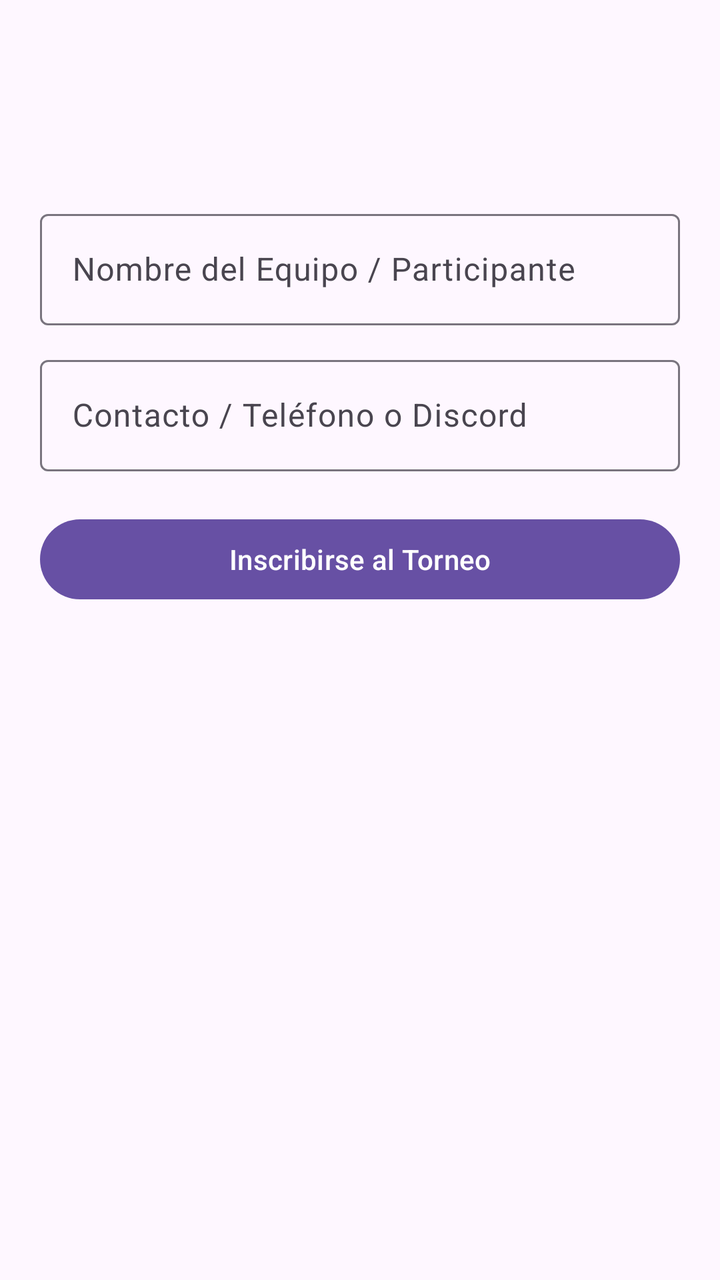
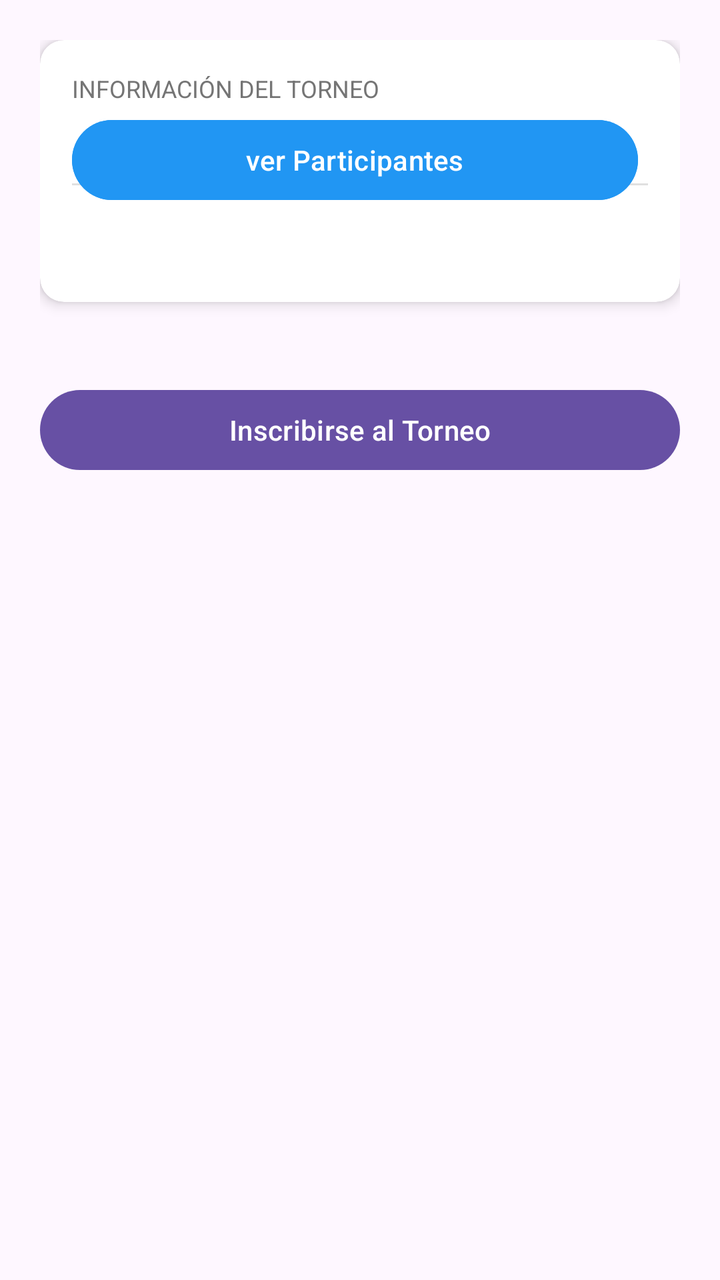

An Android layout rendered at two revisions. The XML below is the earlier revision; the diff shows what the commit changed to produce the second picture.
<!-- AndroidManifest.xml: application theme Theme.AdministracionDeTornerosElectronicos -->
<!-- res/layout/fragment_detalle_torneo.xml -->
<?xml version="1.0" encoding="utf-8"?>
<ScrollView xmlns:android="http://schemas.android.com/apk/res/android"
    android:layout_width="match_parent"
    android:layout_height="match_parent"
    android:padding="20dp">

    <LinearLayout
        android:layout_width="match_parent"
        android:layout_height="wrap_content"
        android:orientation="vertical">

        <TextView
            android:id="@+id/tvNombreDetalle"
            android:layout_width="match_parent"
            android:layout_height="wrap_content"
            android:textSize="22sp"
            android:textStyle="bold"
            android:textColor="@color/black" />

        <TextView
            android:id="@+id/tvInfoDetalle"
            android:layout_width="match_parent"
            android:layout_height="wrap_content"
            android:layout_marginTop="12dp"
            android:textSize="15sp" />

        
        <com.google.android.material.textfield.TextInputLayout
            android:id="@+id/tilNombreEquipo"
            android:layout_width="match_parent"
            android:layout_height="wrap_content"
            android:layout_marginTop="20dp"
            android:hint="Nombre del Equipo / Participante">

            <com.google.android.material.textfield.TextInputEditText
                android:id="@+id/etNombreEquipo"
                android:layout_width="match_parent"
                android:layout_height="wrap_content" />
        </com.google.android.material.textfield.TextInputLayout>

        <com.google.android.material.textfield.TextInputLayout
            android:id="@+id/tilContacto"
            android:layout_width="match_parent"
            android:layout_height="wrap_content"
            android:layout_marginTop="12dp"
            android:hint="Contacto / Teléfono o Discord">

            <com.google.android.material.textfield.TextInputEditText
                android:id="@+id/etContacto"
                android:layout_width="match_parent"
                android:layout_height="wrap_content" />
        </com.google.android.material.textfield.TextInputLayout>

        <LinearLayout
            android:id="@+id/layoutBotonesCreador"
            android:layout_width="match_parent"
            android:layout_height="wrap_content"
            android:orientation="horizontal"
            android:layout_marginTop="20dp"
            android:visibility="gone">

            <Button
                android:id="@+id/btnEditar"
                android:layout_width="0dp"
                android:layout_height="wrap_content"
                android:layout_weight="1"
                android:text="Editar Torneo"
                android:layout_marginEnd="5dp"/>
            
            <Button
                android:id="@+id/btnEliminar"
                android:layout_width="0dp"
                android:layout_height="wrap_content"
                android:layout_weight="1"
                android:text="Eliminar"
                android:backgroundTint="#F44336"
                android:layout_marginStart="5dp"/>
        </LinearLayout>

        <LinearLayout
            android:id="@+id/layoutBotonesInscripcion"
            android:layout_width="match_parent"
            android:layout_height="wrap_content"
            android:orientation="horizontal"
            android:layout_marginTop="20dp">

            <Button
                android:id="@+id/btnInscribirme"
                android:layout_width="0dp"
                android:layout_height="wrap_content"
                android:layout_weight="1"
                android:text="Inscribirse al Torneo" />

            <Button
                android:id="@+id/btnSalirTorneo"
                android:layout_width="0dp"
                android:layout_height="wrap_content"
                android:layout_weight="1"
                android:text="Salir del Torneo"
                android:backgroundTint="#F44336"
                android:layout_marginStart="10dp"
                android:visibility="gone" />
        </LinearLayout>

    </LinearLayout>
</ScrollView>
<!-- resources referenced by this layout -->
<resources>
  <color name="black">#FF000000</color>
  <style name="Theme.AdministracionDeTornerosElectronicos" parent="Base.Theme.AdministracionDeTornerosElectronicos" />
  <style name="Base.Theme.AdministracionDeTornerosElectronicos" parent="Theme.Material3.DayNight.NoActionBar">
          
          
      </style>
</resources>

<!-- the commit's change to res/layout/fragment_detalle_torneo.xml (unified diff, before → after) -->
@@ -2,6 +2,7 @@
 <ScrollView xmlns:android="http://schemas.android.com/apk/res/android"
     android:layout_width="match_parent"
     android:layout_height="match_parent"
+    xmlns:app="http://schemas.android.com/apk/res-auto"
     android:padding="20dp">
 
     <LinearLayout
@@ -9,47 +10,72 @@
         android:layout_height="wrap_content"
         android:orientation="vertical">
 
-        <TextView
-            android:id="@+id/tvNombreDetalle"
+        <androidx.cardview.widget.CardView
             android:layout_width="match_parent"
             android:layout_height="wrap_content"
-            android:textSize="22sp"
-            android:textStyle="bold"
-            android:textColor="@color/black" />
+            app:cardCornerRadius="12dp"
+            app:cardElevation="4dp"
+            app:contentPadding="16dp"
+            android:layout_marginBottom="20dp">
 
-        <TextView
-            android:id="@+id/tvInfoDetalle"
-            android:layout_width="match_parent"
-            android:layout_height="wrap_content"
-            android:layout_marginTop="12dp"
-            android:textSize="15sp" />
+            <LinearLayout
+                android:layout_width="match_parent"
+                android:layout_height="wrap_content"
+                android:orientation="vertical">
 
-        
-        <com.google.android.material.textfield.TextInputLayout
-            android:id="@+id/tilNombreEquipo"
-            android:layout_width="match_parent"
-            android:layout_height="wrap_content"
-            android:layout_marginTop="20dp"
-            android:hint="Nombre del Equipo / Participante">
+            <TextView
+                android:id="@+id/txtInformacion"
+                android:layout_width="match_parent"
+                android:layout_height="wrap_content"
+                android:textColor="#757575"
+                android:textSize="12sp"
+                android:textAllCaps="true"
+                android:text="Información del Torneo" />
 
-            <com.google.android.material.textfield.TextInputEditText
-                android:id="@+id/etNombreEquipo"
+            <TextView
+                android:id="@+id/tvNombreDetalle"
                 android:layout_width="match_parent"
-                android:layout_height="wrap_content" />
-        </com.google.android.material.textfield.TextInputLayout>
+                android:layout_height="wrap_content"
+                android:textColor="@color/black"
+                android:textSize="22sp"
+                android:textStyle="bold" />
 
-        <com.google.android.material.textfield.TextInputLayout
-            android:id="@+id/tilContacto"
-            android:layout_width="match_parent"
-            android:layout_height="wrap_content"
-            android:layout_marginTop="12dp"
-            android:hint="Contacto / Teléfono o Discord">
+                <View
+                    android:layout_width="match_parent"
+                    android:layout_height="1dp"
+                    android:layout_marginTop="10dp"
+                    android:layout_marginBottom="10dp"
+                    android:background="#E0E0E0" />
 
-            <com.google.android.material.textfield.TextInputEditText
-                android:id="@+id/etContacto"
+            <TextView
+                android:id="@+id/tvInfoDetalle"
                 android:layout_width="match_parent"
-                android:layout_height="wrap_content" />
-        </com.google.android.material.textfield.TextInputLayout>
+                android:layout_height="wrap_content"
+                android:layout_marginTop="12dp"
+                android:textSize="15sp" />
+
+            </LinearLayout>
+
+            <LinearLayout
+                android:id="@+id/layoutBotonesPartici"
+                android:layout_width="match_parent"
+                android:layout_height="match_parent"
+                android:layout_marginTop="20dp"
+                android:orientation="horizontal">
+
+                <Button
+                    android:id="@+id/btnParticipantes"
+                    android:layout_width="0dp"
+                    android:layout_height="wrap_content"
+                    android:layout_marginEnd="5dp"
+                    android:backgroundTint="#2196F3"
+                    android:textColor="@color/white"
+                    android:layout_weight="1"
+                    android:text="ver Participantes" />
+
+            </LinearLayout>
+        </androidx.cardview.widget.CardView>
+
 
         <LinearLayout
             android:id="@+id/layoutBotonesCreador"
@@ -66,7 +92,7 @@
                 android:layout_weight="1"
                 android:text="Editar Torneo"
                 android:layout_marginEnd="5dp"/>
-            
+
             <Button
                 android:id="@+id/btnEliminar"
                 android:layout_width="0dp"
<!-- resource entries referenced after the edit -->
@@ -1,6 +1,7 @@
 <!-- resources referenced by this layout -->
 <resources>
   <color name="black">#FF000000</color>
+  <color name="white">#FFFFFFFF</color>
   <style name="Theme.AdministracionDeTornerosElectronicos" parent="Base.Theme.AdministracionDeTornerosElectronicos" />
   <style name="Base.Theme.AdministracionDeTornerosElectronicos" parent="Theme.Material3.DayNight.NoActionBar">
           
